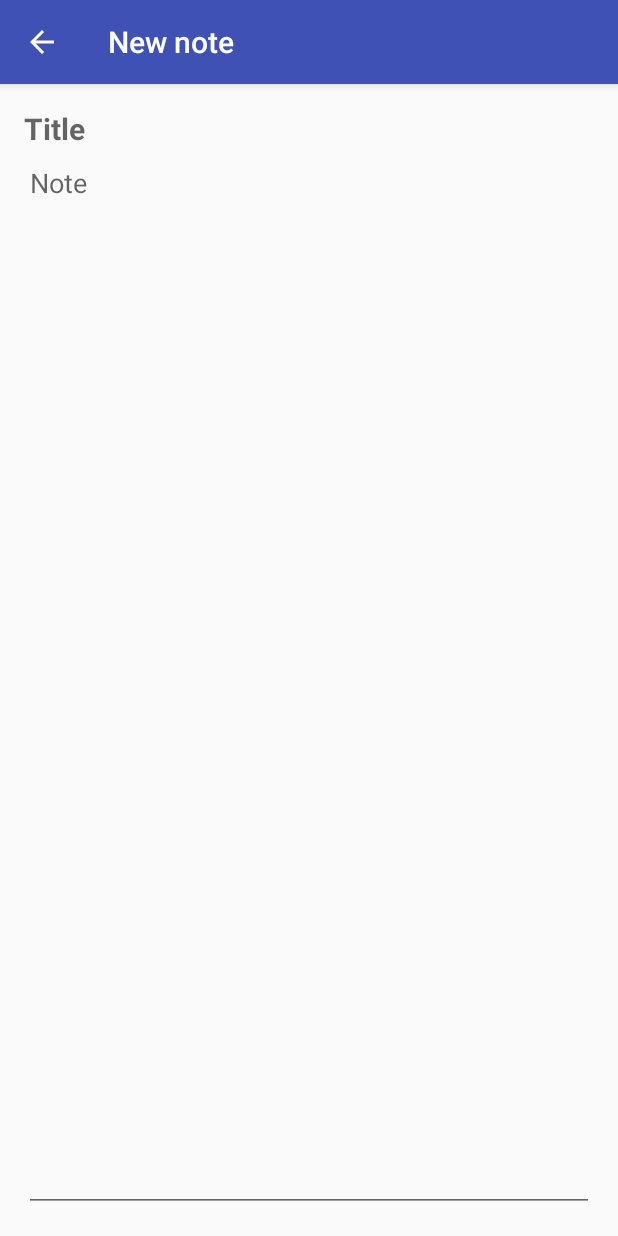
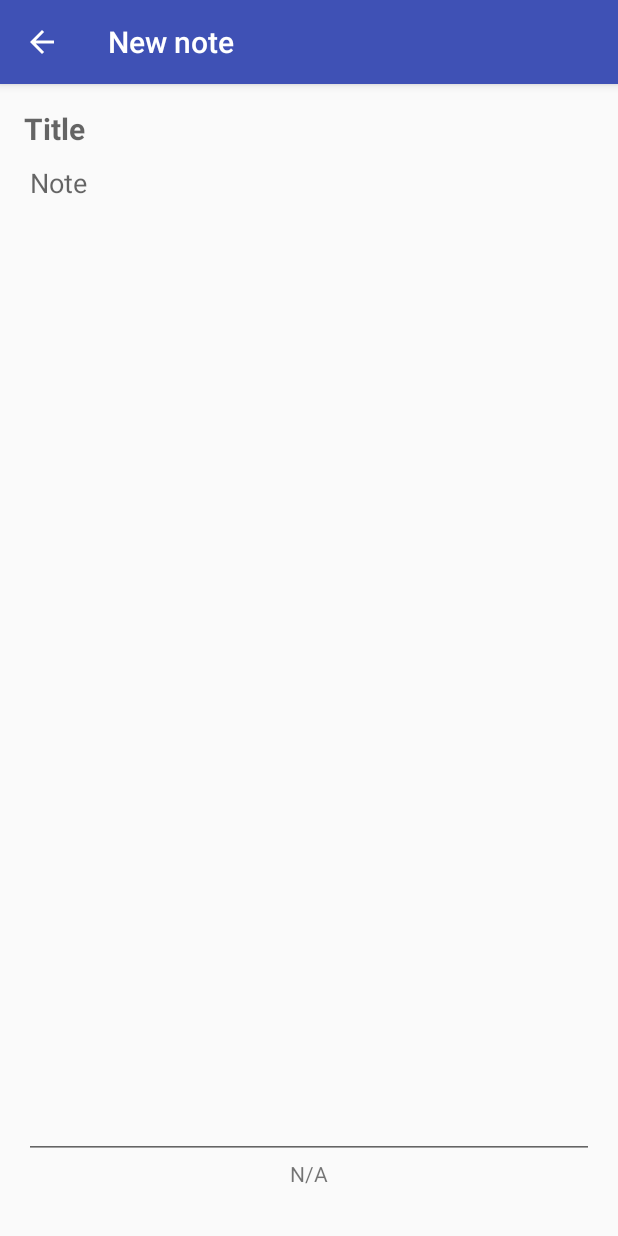
Before and after one commit to STVTK/MOBILEPROJECT, an Android app: the EditorActivity screen opened directly, with no data from a screen before it, on a phone screen of 412 x 824 dp. Run offline under Robolectric (Android 15) with nearby library versions, the phone set to English and light mode, and no system bars.

Commit message:
feat(Edit Time): Show the Last Edit Time

```diff
--- a/app/src/main/java/com/stv/mynotes/DBOpenHelper.java
+++ b/app/src/main/java/com/stv/mynotes/DBOpenHelper.java
@@ -15,10 +15,11 @@ public class DBOpenHelper extends SQLiteOpenHelper{
     public static final String NOTE_ID = "_id";
     public static final String NOTE_TEXT = "noteText";
     public static final String NOTE_CREATED = "noteCreated";
+    public static final String NOTE_EDITED = "noteEdited";
     public static final String NOTE_TITLE  = "noteTitle";
 
     public static final String[] ALL_COLUMNS =
-            {NOTE_ID, NOTE_TEXT, NOTE_CREATED, NOTE_TITLE};
+            {NOTE_ID, NOTE_TEXT, NOTE_CREATED, NOTE_TITLE, NOTE_EDITED};
 
     //SQL to create table
     private static final String TABLE_CREATE =
@@ -26,6 +27,7 @@ public class DBOpenHelper extends SQLiteOpenHelper{
                     NOTE_ID + " INTEGER PRIMARY KEY AUTOINCREMENT, " +
                     NOTE_TITLE + " TEXT, " +
                     NOTE_TEXT + " TEXT, " +
+                    NOTE_EDITED + " TEXT default CURRENT_TIMESTAMP, " +
                     NOTE_CREATED + " TEXT default CURRENT_TIMESTAMP" +
                     ")";
 
--- a/app/src/main/java/com/stv/mynotes/EditorActivity.java
+++ b/app/src/main/java/com/stv/mynotes/EditorActivity.java
@@ -9,6 +9,8 @@ import android.support.v7.app.ActionBarActivity;
 import android.view.Menu;
 import android.view.MenuItem;
 import android.widget.EditText;
+import android.widget.LinearLayout;
+import android.widget.TextView;
 import android.widget.Toast;
 
 
@@ -21,6 +23,10 @@ public class EditorActivity extends ActionBarActivity {
     private String oldText;
     private String oldTitle;
 
+    private String EditedDate;
+    private TextView EditedDateView;
+
+
     @Override
     protected void onCreate(Bundle savedInstanceState) {
         super.onCreate(savedInstanceState);
@@ -28,6 +34,7 @@ public class EditorActivity extends ActionBarActivity {
 
         editor = (EditText) findViewById(R.id.editText);
         Title = (EditText)findViewById(R.id.Title);
+        EditedDateView = (TextView)findViewById(R.id.EditedDate);
 
         Intent intent = getIntent();
 
@@ -45,8 +52,11 @@ public class EditorActivity extends ActionBarActivity {
             cursor.moveToFirst();
             oldText = cursor.getString(cursor.getColumnIndex(DBOpenHelper.NOTE_TEXT));
             oldTitle = cursor.getString(cursor.getColumnIndex(DBOpenHelper.NOTE_TITLE));
+            EditedDate = cursor.getString(cursor.getColumnIndex(DBOpenHelper.NOTE_EDITED));
+
             editor.setText(oldText);
             Title.setText(oldTitle);
+            EditedDateView.setText(EditedDate);
             editor.requestFocus();
             Title.requestFocus();
         }
@@ -112,22 +122,27 @@ public class EditorActivity extends ActionBarActivity {
     }
 
     private void updateNote(String noteText, String noteTitle) {
+        Date date = new Date();
+        SimpleDateFormat dateFormat = new SimpleDateFormat("yyyy-MM-dd HH:mm:ss");
         ContentValues values = new ContentValues();
         values.put(DBOpenHelper.NOTE_TEXT, noteText);
         values.put(DBOpenHelper.NOTE_TITLE, noteTitle);
+        values.put(DBOpenHelper.NOTE_EDITED, dateFormat.format(date));
         getContentResolver().update(NotesProvider.CONTENT_URI, values, noteFilter, null);
         Toast.makeText(this, getString(R.string.note_updated), Toast.LENGTH_SHORT).show();
         setResult(RESULT_OK);
     }
 
     private void insertNote(String noteText, String noteTitle) {
+        Date date = new Date();
+        SimpleDateFormat dateFormat = new SimpleDateFormat("yyyy-MM-dd HH:mm:ss");
         ContentValues values = new ContentValues();
         values.put(DBOpenHelper.NOTE_TEXT, noteText);
         values.put(DBOpenHelper.NOTE_TITLE, noteTitle);
+        values.put(DBOpenHelper.NOTE_EDITED, dateFormat.format(date));
         getContentResolver().insert(NotesProvider.CONTENT_URI, values);
         setResult(RESULT_OK);
     }
-
     @Override
     public void onBackPressed() {
         finishEditing();
--- a/app/src/main/res/layout/activity_editor.xml
+++ b/app/src/main/res/layout/activity_editor.xml
@@ -8,7 +8,8 @@
     android:paddingTop="@dimen/activity_vertical_margin"
     android:paddingBottom="@dimen/activity_vertical_margin"
     tools:context="com.stv.mynotes.EditorActivity"
-    android:orientation="vertical">
+    android:orientation="vertical"
+    android:weightSum="1">
 
 
     <EditText
@@ -23,8 +24,9 @@
 
     <FrameLayout
         android:layout_width="match_parent"
-        android:layout_height="match_parent"
-        android:layout_gravity="center_horizontal">
+        android:layout_height="375dp"
+        android:layout_gravity="center_horizontal"
+        android:layout_weight="0.95">
         <EditText
             android:layout_width="match_parent"
             android:layout_height="match_parent"
@@ -33,4 +35,12 @@
             android:hint="@string/enter_note_here"
             android:inputType="textMultiLine|textCapSentences"/>
     </FrameLayout>
+
+    <TextView
+        android:layout_width="wrap_content"
+        android:layout_height="wrap_content"
+        android:textAppearance="?android:attr/textAppearanceSmall"
+        android:text="@string/NotAvaible"
+        android:id="@+id/EditedDate"
+        android:layout_gravity="center_horizontal" />
 </LinearLayout>
--- a/app/src/main/res/values/strings.xml
+++ b/app/src/main/res/values/strings.xml
@@ -12,4 +12,5 @@
     <string name="note">Note</string>
     <string name="enter_note_here">Note</string>
     <string name="NotesTitle">Title</string>
+    <string name="NotAvaible">N/A</string>
 </resources>
```
